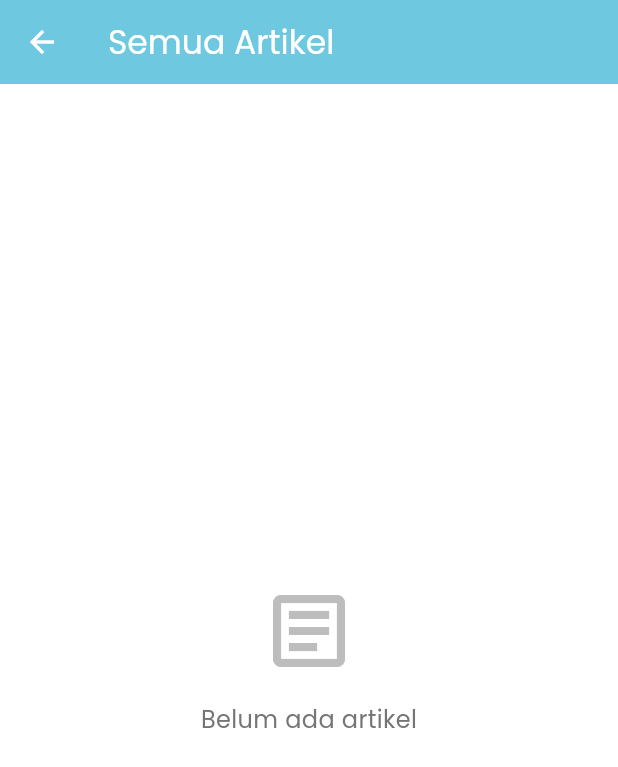
After one commit to alkausarhapis/CarbonQuest_Mobile, a Flutter app: the ArticleListScreen screen opened directly, on a phone screen of 412 x 824 dp. The commit adds this screen. Shown: the top 767 px of the screen. Run offline on Flutter 3.47's test engine with Material 3 defaults, Android fonts, the phone set to English and light mode, and no system bars; our stand-ins replace flutter_secure_storage, get, google_fonts, iconsax_plus, image_picker, share_plus; accounts and stored records are empty; network calls fail.

Commit message:
feat: add article list screen and enhance article loading with sorting

```diff
--- a/lib/core/navigation_route.dart
+++ b/lib/core/navigation_route.dart
@@ -5,7 +5,8 @@ enum NavigationRoute {
   profileRoute("/profile"),
   quizRoot("/quiz"),
   quizQuestion("/quiz_question"),
-  missionRoute("/mission");
+  missionRoute("/mission"),
+  articleListRoute("/article_list");
 
   final String path;
   const NavigationRoute(this.path);
--- /dev/null
+++ b/lib/view/article_list_screen.dart
@@ -0,0 +1,109 @@
+import 'package:flutter/material.dart';
+import 'package:get/get.dart';
+
+import '../controller/auth_controller.dart';
+import '../core/styles/app_color.dart';
+import '../model/articles.dart';
+import 'article_screen.dart';
+import 'widgets/article_widget.dart';
+
+class ArticleListScreen extends StatefulWidget {
+  const ArticleListScreen({super.key});
+
+  @override
+  State<ArticleListScreen> createState() => _ArticleListScreenState();
+}
+
+class _ArticleListScreenState extends State<ArticleListScreen> {
+  final AuthController _authController = Get.find<AuthController>();
+  List<Article> _articles = [];
+  bool _isLoading = true;
+
+  @override
+  void initState() {
+    super.initState();
+    _loadArticles();
+  }
+
+  Future<void> _loadArticles() async {
+    setState(() {
+      _isLoading = true;
+    });
+
+    try {
+      final token = await _authController.getToken();
+      final articles = await ArticlesData.getArticles(token: token);
+      setState(() {
+        _articles = articles;
+        _isLoading = false;
+      });
+    } catch (e) {
+      debugPrint('Error loading articles: $e');
+      setState(() {
+        _articles = [];
+        _isLoading = false;
+      });
+    }
+  }
+
+  Future<void> _refreshArticles() async {
+    await _loadArticles();
+  }
+
+  @override
+  Widget build(BuildContext context) {
+    return Scaffold(
+      backgroundColor: Colors.white,
+      appBar: AppBar(
+        title: const Text('Semua Artikel'),
+        backgroundColor: AppColor.primary.color,
+        foregroundColor: Colors.white,
+        elevation: 0,
+      ),
+      body: RefreshIndicator(
+        onRefresh: _refreshArticles,
+        child: _isLoading
+            ? const Center(child: CircularProgressIndicator())
+            : _articles.isEmpty
+            ? Center(
+                child: Column(
+                  mainAxisAlignment: MainAxisAlignment.center,
+                  children: [
+                    Icon(
+                      Icons.article_outlined,
+                      size: 64,
+                      color: Colors.grey[400],
+                    ),
+                    const SizedBox(height: 16),
+                    Text(
+                      'Belum ada artikel',
+                      style: TextStyle(fontSize: 16, color: Colors.grey[600]),
+                    ),
+                  ],
+                ),
+              )
+            : ListView.builder(
+                padding: const EdgeInsets.all(20),
+                itemCount: _articles.length,
+                itemBuilder: (context, index) {
+                  final article = _articles[index];
+                  return ArticleWidget(
+                    imageUrl: article.imageUrl,
+                    title: article.title,
+                    author: article.author,
+                    onTap: () {
+                      Navigator.push(
+                        context,
+                        MaterialPageRoute(
+                          builder: (context) =>
+                              ArticleScreen(articleId: article.id),
+                        ),
+                      );
+                    },
+                  );
+                },
+              ),
+      ),
+    );
+  }
+}
```
Also changed, not shown: lib/model/Articles.dart (+36 -20 lines), lib/view/home_screen.dart (+36 -2 lines).
